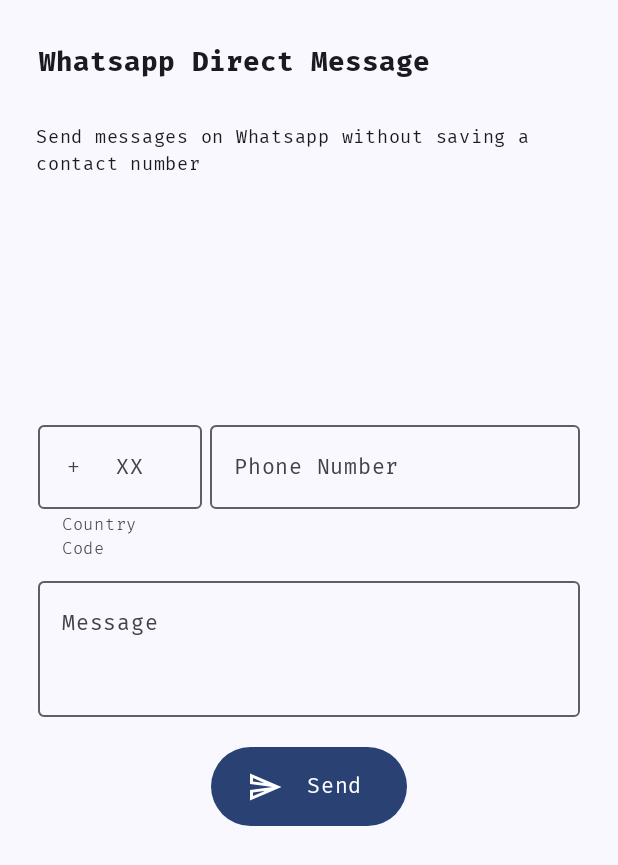
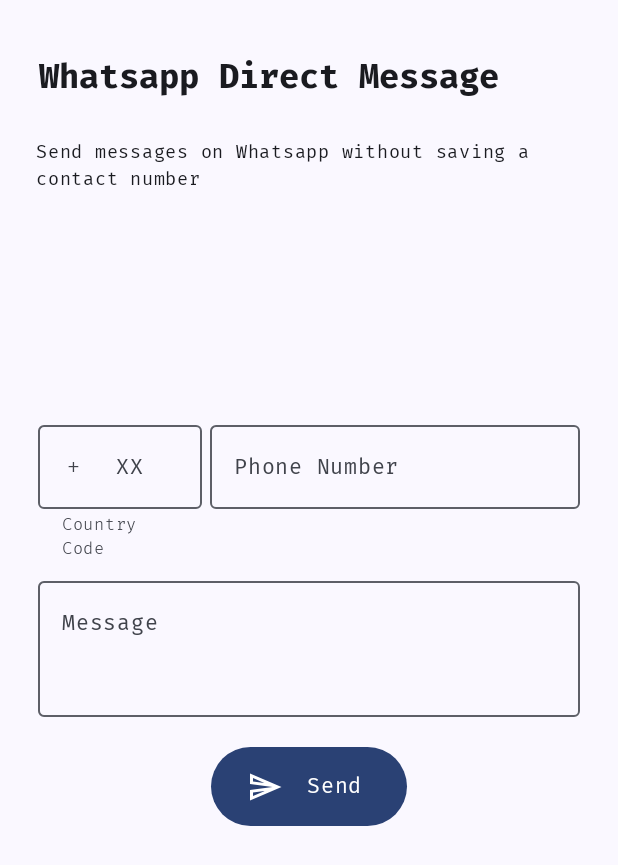
Before and after one commit to n1snt/Whatsapp-Direct, an Android app built with Jetpack Compose: the screen it shows after launch (MainActivity), on a phone screen of 412 x 824 dp. Shown: the top 865 px of the screen. Run offline under Robolectric (Android 15) with nearby library versions, the phone set to English and light mode, and no system bars; our stand-ins replace accompanist.

Commit message:
Changed font size.

```diff
--- a/app/src/main/java/com/app/wadirect/MainActivity.kt
+++ b/app/src/main/java/com/app/wadirect/MainActivity.kt
@@ -68,9 +68,11 @@ class MainActivity: ComponentActivity() {
                         topBar = {
                             TopAppBar(title = {
                                 Text(getString(R.string.whatsapp_direct_message),
-                                    style = MaterialTheme.typography.titleMedium)
+                                    style = MaterialTheme.typography.titleLarge)
                             },
-                                modifier = Modifier.padding(10.dp),
+                                modifier = Modifier
+                                    .padding(10.dp)
+                                    .padding(top = 10.dp),
                             )
                         },
                     ) { paddingValues ->
```
